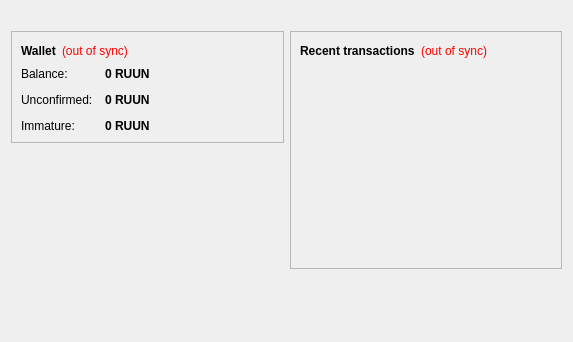
Above: src/qt/forms/overviewpage.ui from ruuncoin-project/ruuncoin before the change. Below: the same form after it.
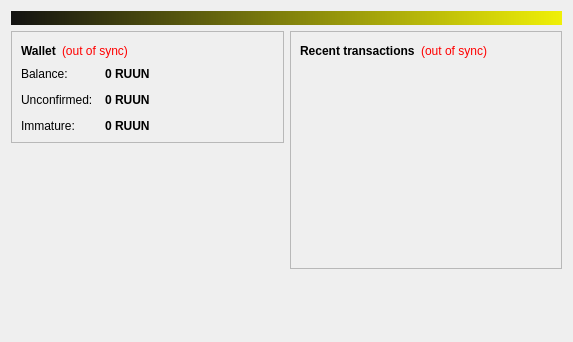
That is the form after the change.

What changed in the file:
```diff
--- a/src/qt/forms/overviewpage.ui
+++ b/src/qt/forms/overviewpage.ui
@@ -20,7 +20,7 @@
       <bool>false</bool>
      </property>
      <property name="styleSheet">
-      <string notr="true">background-color: qlineargradient(x1: 0, y1: 0, x2: 1, y2: 0, stop:0 #121211, stop:1 #0); color:#000000;</string>
+      <string notr="true">background-color: qlineargradient(x1: 0, y1: 0, x2: 1, y2: 0, stop:0 #121211, stop:1 #f0f007); color:#f0f007;</string>
      </property>
      <property name="wordWrap">
       <bool>true</bool>
```
